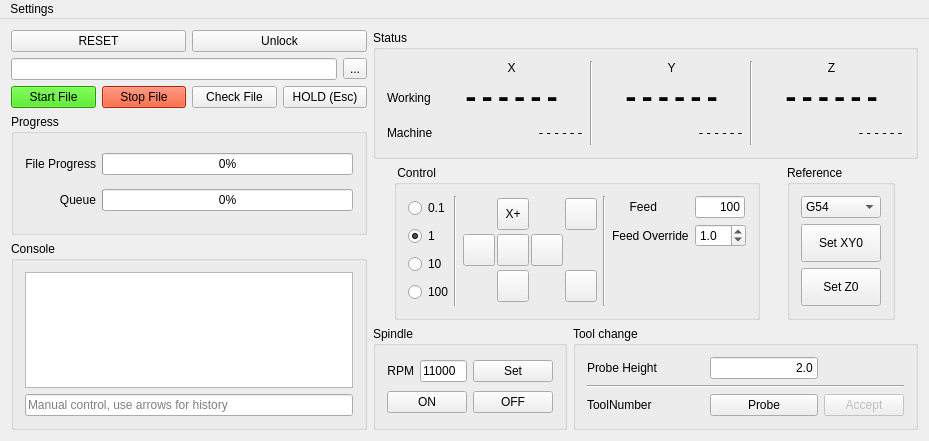
Before: the Qt Designer form MainWindow.ui in OstapFerensovych/qGRBL, drawn with Qt 5.
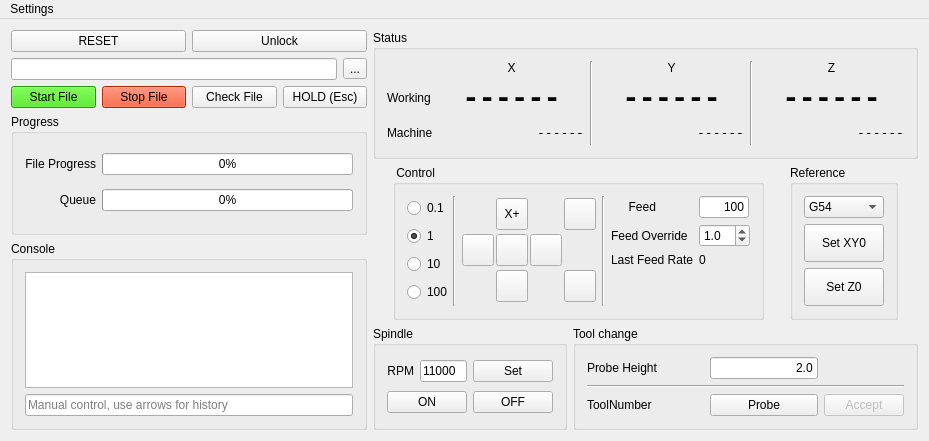
After: the same form once the commit is applied. Icons and pictures are not drawn.

Commit message: Last Feed Rate display

The edit to the form file:
```diff
--- a/MainWindow.ui
+++ b/MainWindow.ui
@@ -698,6 +698,13 @@
          </item>
          <item>
           <layout class="QGridLayout" name="gridLayout_8">
+           <item row="1" column="0">
+            <widget class="QLabel" name="label_11">
+             <property name="text">
+              <string>Feed Override</string>
+             </property>
+            </widget>
+           </item>
            <item row="1" column="1">
             <widget class="QDoubleSpinBox" name="dsbFeedOverride">
              <property name="decimals">
@@ -758,14 +765,7 @@
              </property>
             </widget>
            </item>
-           <item row="1" column="0">
-            <widget class="QLabel" name="label_11">
-             <property name="text">
-              <string>Feed Override</string>
-             </property>
-            </widget>
-           </item>
-           <item row="2" column="0">
+           <item row="3" column="0">
             <spacer name="verticalSpacer">
              <property name="orientation">
               <enum>Qt::Vertical</enum>
@@ -778,6 +778,20 @@
              </property>
             </spacer>
            </item>
+           <item row="2" column="0">
+            <widget class="QLabel" name="label_12">
+             <property name="text">
+              <string>Last Feed Rate</string>
+             </property>
+            </widget>
+           </item>
+           <item row="2" column="1">
+            <widget class="QLabel" name="lblLastFeedRate">
+             <property name="text">
+              <string>0</string>
+             </property>
+            </widget>
+           </item>
           </layout>
          </item>
         </layout>
```
The commit also changes 3 other files.
